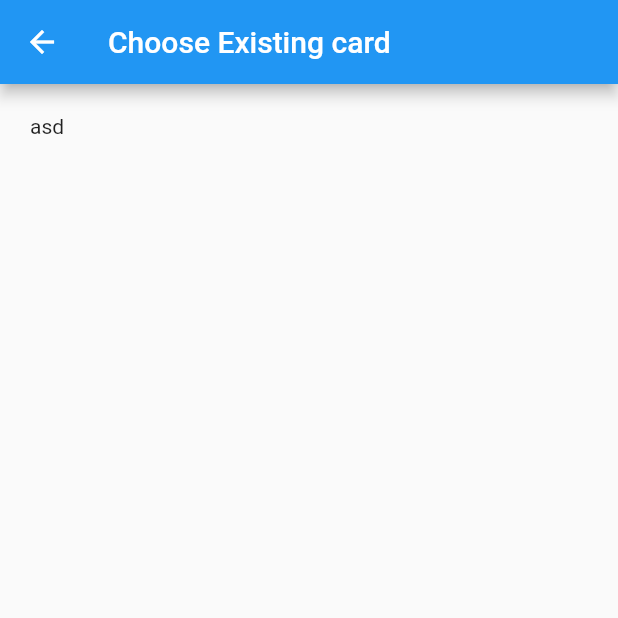
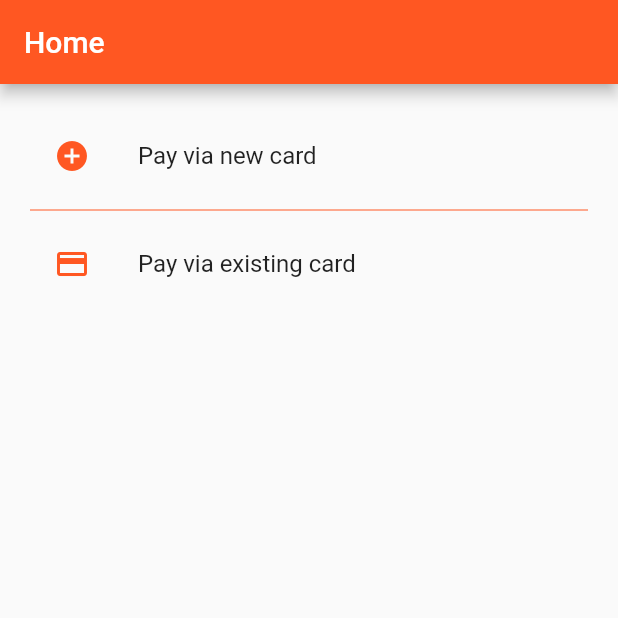
Before and after one commit to Jagatees/Restaurants-App, a Flutter app: the screen it shows after launch, after a tap on "Payment Page", on a phone screen of 412 x 824 dp, the top half of it. Run offline on Flutter 3.47's test engine with Material 2 defaults, Android fonts, the phone set to English and light mode, and no system bars; our stand-ins replace cloud_firestore, flutter_credit_card, flutter_rating_bar, progress_dialog; missing offline and left inert: dart:ffi, stripe_payment; accounts and stored records are empty; network calls fail.

Commit message:
Done with Payment

```diff
--- a/restaurantsapp/lib/main.dart
+++ b/restaurantsapp/lib/main.dart
@@ -4,7 +4,6 @@ import 'package:restaurantsapp/payment_service.dart';
 import 'feedback_form.dart';
 import 'profile.dart';
 import 'payment.dart';
-import 'existing_cards.dart';
 
 import 'package:cloud_firestore/cloud_firestore.dart';
 
@@ -122,15 +121,9 @@ class _MyHomePageState extends State<MyHomePage> {
               padding: EdgeInsets.all(8.0),
               splashColor: Colors.blueAccent,
               onPressed : () async {
-
-                var response = await StripeService.payWithNewCard('15000', 'USD');
-
-
-                print("*" + response.message);
-
                 Navigator.push(
                   context,
-                  MaterialPageRoute(builder: (context) => Payments()),
+                  MaterialPageRoute(builder: (context) => PaymentPage()),
                 );
               },
               child: Text(
@@ -139,24 +132,7 @@ class _MyHomePageState extends State<MyHomePage> {
               ),
             ),
 
-            FlatButton(
-              color: Colors.blue,
-              textColor: Colors.white,
-              disabledColor: Colors.grey,
-              disabledTextColor: Colors.black,
-              padding: EdgeInsets.all(8.0),
-              splashColor: Colors.blueAccent,
-              onPressed: () {
-                Navigator.push(
-                  context,
-                  MaterialPageRoute(builder: (context) => ExistingCardsPage()),
-                );
-              },
-              child: Text(
-                "Existing Page",
-                style: TextStyle(fontSize: 20.0),
-              ),
-            ),
+
           ],
         ),
       ),
--- /dev/null
+++ b/restaurantsapp/lib/new_card.dart
@@ -0,0 +1,94 @@
+import 'package:flutter/material.dart';
+import 'payment_service.dart';
+import 'package:progress_dialog/progress_dialog.dart';
+import 'package:restaurantsapp/payment_service.dart';
+
+class NewCard extends StatefulWidget {
+  NewCard({Key key}) : super(key: key);
+
+  @override
+  NewCardPageState createState() => NewCardPageState();
+}
+
+class NewCardPageState extends State<NewCard> {
+
+  onItemPress(BuildContext context, int index) async {
+    switch(index) {
+      case 0:
+        payViaNewCard(context);
+        break;
+      case 1:
+        Navigator.pushNamed(context, '/existing-cards');
+        break;
+    }
+  }
+
+  payViaNewCard(BuildContext context) async {
+    ProgressDialog dialog = new ProgressDialog(context);
+    dialog.style(
+        message: 'Please wait...'
+    );
+    await dialog.show();
+    var response = await StripeService.payWithNewCard(
+        amount: '15000',
+        currency: 'USD'
+    );
+    await dialog.hide();
+    Scaffold.of(context).showSnackBar(
+        SnackBar(
+          content: Text(response.message),
+          duration: new Duration(milliseconds: response.success == true ? 1200 : 3000),
+        )
+    );
+  }
+
+  @override
+  void initState() {
+    super.initState();
+    StripeService.init();
+  }
+
+  @override
+  Widget build(BuildContext context) {
+    ThemeData theme = Theme.of(context);
+    return Scaffold(
+      appBar: AppBar(
+        title: Text('Home'),
+      ),
+      body: Container(
+        padding: EdgeInsets.all(20),
+        child: ListView.separated(
+            itemBuilder: (context, index) {
+              Icon icon;
+              Text text;
+
+              switch(index) {
+                case 0:
+                  icon = Icon(Icons.add_circle, color: theme.primaryColor);
+                  text = Text('Pay via new card');
+                  break;
+                case 1:
+                  icon = Icon(Icons.credit_card, color: theme.primaryColor);
+                  text = Text('Pay via existing card');
+                  break;
+              }
+
+              return InkWell(
+                onTap: () {
+                  onItemPress(context, index);
+                },
+                child: ListTile(
+                  title: text,
+                  leading: icon,
+                ),
+              );
+            },
+            separatorBuilder: (context, index) => Divider(
+              color: theme.primaryColor,
+            ),
+            itemCount: 2
+        ),
+      ),
+    );;
+  }
+}
--- a/restaurantsapp/lib/payment.dart
+++ b/restaurantsapp/lib/payment.dart
@@ -1,26 +1,21 @@
 import 'package:flutter/material.dart';
+import 'existing_cards.dart';
+import 'new_card.dart';
 
-
-class Payments extends StatefulWidget {
-  @override
-  _PaymentsPageState createState() =>  _PaymentsPageState();
-}
-
-class  _PaymentsPageState extends State<Payments> {
-
+// This is the Payment Page to Chose other options
+class PaymentPage extends StatelessWidget {
   @override
   Widget build(BuildContext context) {
-
-    return Scaffold(
-        appBar: AppBar(
-          title:  Text('Choose Existing card'),
-        ),
-        body: Container(
-          padding: EdgeInsets.all(20),
-          child:  Text(
-            'asd'
-          ),
-        ),
+    return MaterialApp(
+      title: 'Flutter Demo',
+      theme: ThemeData(
+        primarySwatch: Colors.deepOrange,
+      ),
+      initialRoute: '/home',
+      routes: {
+        '/home': (context) => NewCard(),
+        '/existing-cards': (context) => ExistingCardsPage()
+      },
     );
   }
 }
--- a/restaurantsapp/pubspec.yaml
+++ b/restaurantsapp/pubspec.yaml
@@ -33,7 +33,7 @@ dependencies:
   flutter_credit_card: ^0.1.3
   stripe_payment: ^1.0.7
   http: ^0.12.2
-
+  progress_dialog: ^1.2.4
 
 dev_dependencies:
   flutter_test:
```
Also changed, not shown: restaurantsapp/lib/existing_cards.dart (+38 -20 lines), restaurantsapp/lib/payment_service.dart (+55 -8 lines).
